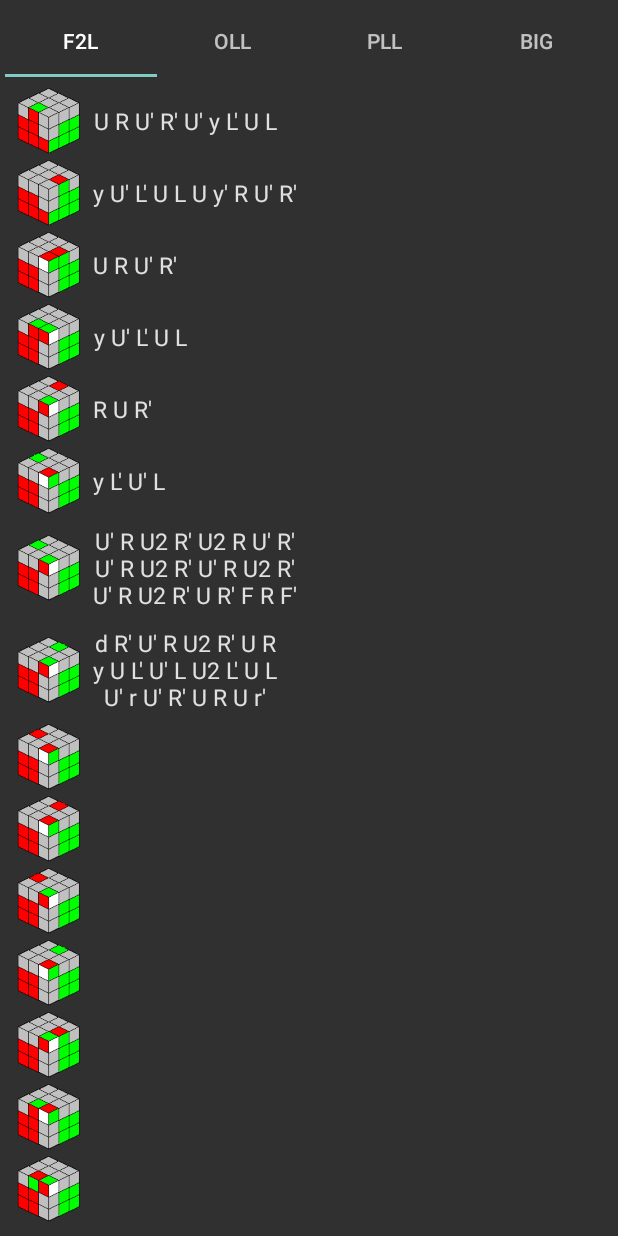
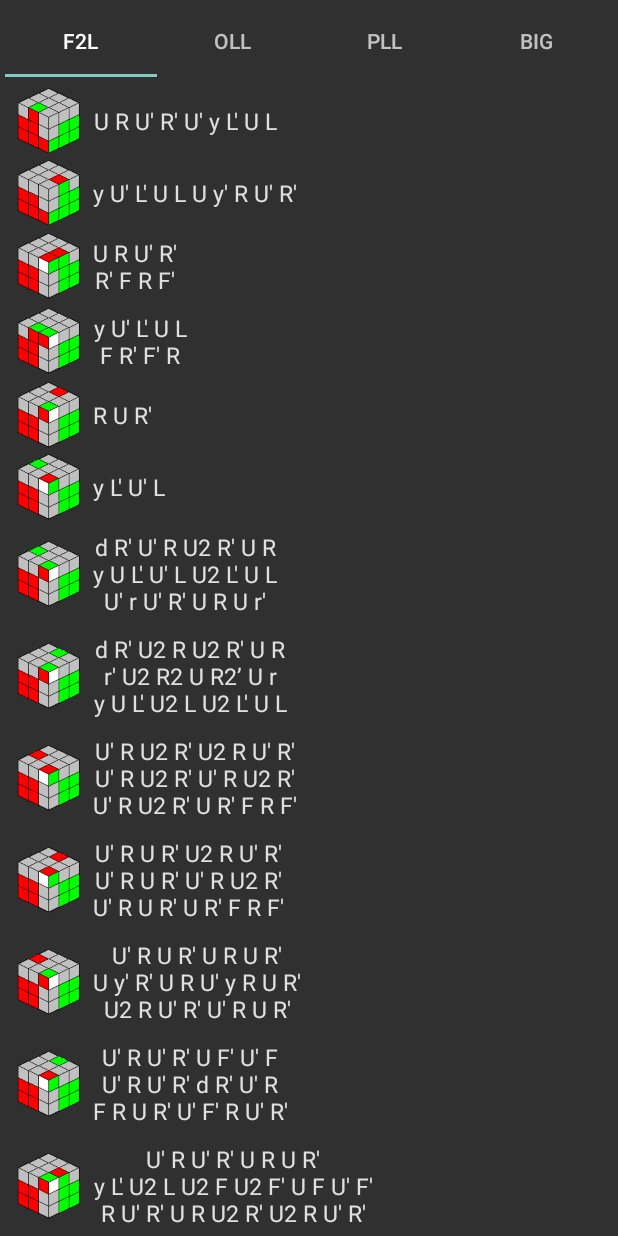
Before and after one commit to VadimSquorpikkor/Jessica2, an Android app: the screen it shows after launch (MainActivity), on a phone screen of 412 x 824 dp. Run offline under Robolectric (Android 15) with nearby library versions, the phone set to English and light mode, and no system bars.

Commit message:
1.0.0.3 - 29/11/21 1. F2L

```diff
--- a/app/build.gradle
+++ b/app/build.gradle
@@ -10,7 +10,7 @@ android {
         minSdk 21
         targetSdk 31
         versionCode 1
-        versionName "1.0.0.0"
+        versionName "1.0.0.3"
 
         testInstrumentationRunner "androidx.test.runner.AndroidJUnitRunner"
     }
--- a/app/src/main/java/com/squorpikkor/app/jessica2/Data.java
+++ b/app/src/main/java/com/squorpikkor/app/jessica2/Data.java
@@ -13,49 +13,114 @@ public class Data {
         ArrayList<Algorithm> list = new ArrayList<>();
         list.add(new Algorithm(FTL, R.drawable.f2l01, 1, "1", "U R U' R' U' y L' U L"));
         list.add(new Algorithm(FTL, R.drawable.f2l02, 1, "2", "y U' L' U L U y' R U' R'"));
-        list.add(new Algorithm(FTL, R.drawable.f2l03, 1, "1", "U R U' R'"));
-        list.add(new Algorithm(FTL, R.drawable.f2l04, 1, "1", "y U' L' U L"));
+        list.add(new Algorithm(FTL, R.drawable.f2l03, 1, "1", "U R U' R'\n" +
+                "R' F R F'"));
+        list.add(new Algorithm(FTL, R.drawable.f2l04, 1, "1", "y U' L' U L\n" +
+                "F R' F' R"));
         list.add(new Algorithm(FTL, R.drawable.f2l05, 1, "1", "R U R'"));
         list.add(new Algorithm(FTL, R.drawable.f2l06, 1, "1", "y L' U' L"));
-        list.add(new Algorithm(FTL, R.drawable.f2l07, 1, "1", "U' R U2 R' U2 R U' R'\n" +
+        list.add(new Algorithm(FTL, R.drawable.f2l07, 1, "1", "d R' U' R U2 R' U R\n" +
+                "y U L' U' L U2 L' U L\n" +
+                "U' r U' R' U R U r'"));
+        list.add(new Algorithm(FTL, R.drawable.f2l08, 1, "1", "d R' U2 R U2 R' U R\n" +
+                "r' U2 R2 U R2’ U r\n" +
+                "y U L' U2 L U2 L' U L"));
+        list.add(new Algorithm(FTL, R.drawable.f2l09, 1, "", "U' R U2 R' U2 R U' R'\n" +
                 "U' R U2 R' U' R U2 R'\n" +
                 "U' R U2 R' U R' F R F'"));
-        list.add(new Algorithm(FTL, R.drawable.f2l08, 1, "1", "d R' U' R U2 R' U R\n" +
-                "y U L' U' L U2 L' U L\n" +
-                "U' r U' R' U R U r'"));
-        list.add(new Algorithm(FTL, R.drawable.f2l09, 1, "", ""));
-        list.add(new Algorithm(FTL, R.drawable.f2l10, 1, "", ""));
-        list.add(new Algorithm(FTL, R.drawable.f2l11, 1, "", ""));
-        list.add(new Algorithm(FTL, R.drawable.f2l12, 1, "", ""));
-        list.add(new Algorithm(FTL, R.drawable.f2l13, 1, "", ""));
-        list.add(new Algorithm(FTL, R.drawable.f2l14, 1, "", ""));
-        list.add(new Algorithm(FTL, R.drawable.f2l15, 1, "", ""));
-        list.add(new Algorithm(FTL, R.drawable.f2l16, 1, "", ""));
-        list.add(new Algorithm(FTL, R.drawable.f2l17, 1, "", ""));
-        list.add(new Algorithm(FTL, R.drawable.f2l18, 1, "", ""));
-        list.add(new Algorithm(FTL, R.drawable.f2l19, 1, "", ""));
-        list.add(new Algorithm(FTL, R.drawable.f2l20, 1, "", ""));
-        list.add(new Algorithm(FTL, R.drawable.f2l21, 1, "", ""));
-        list.add(new Algorithm(FTL, R.drawable.f2l22, 1, "", ""));
-        list.add(new Algorithm(FTL, R.drawable.f2l23, 1, "", ""));
-        list.add(new Algorithm(FTL, R.drawable.f2l24, 1, "", ""));
-        list.add(new Algorithm(FTL, R.drawable.f2l25, 1, "", ""));
-        list.add(new Algorithm(FTL, R.drawable.f2l26, 1, "", ""));
-        list.add(new Algorithm(FTL, R.drawable.f2l27, 1, "", ""));
-        list.add(new Algorithm(FTL, R.drawable.f2l28, 1, "", ""));
-        list.add(new Algorithm(FTL, R.drawable.f2l29, 1, "", ""));
-        list.add(new Algorithm(FTL, R.drawable.f2l30, 1, "", ""));
-        list.add(new Algorithm(FTL, R.drawable.f2l31, 1, "", ""));
-        list.add(new Algorithm(FTL, R.drawable.f2l32, 1, "", ""));
-        list.add(new Algorithm(FTL, R.drawable.f2l33, 1, "", ""));
+        list.add(new Algorithm(FTL, R.drawable.f2l10, 1, "", "U' R U R' U2 R U' R'\n" +
+                "U' R U R' U' R U2 R'\n" +
+                "U' R U R' U R' F R F'"));
+        list.add(new Algorithm(FTL, R.drawable.f2l11, 1, "", "U' R U R' U R U R'\n" +
+                "U y' R' U R U' y R U R'\n" +
+                "U2 R U' R' U' R U R'"));
+        list.add(new Algorithm(FTL, R.drawable.f2l12, 1, "", "U' R U' R' U F' U' F\n" +
+                "U' R U' R' d R' U' R\n" +
+                "F R U R' U' F' R U' R'"));
+        list.add(new Algorithm(FTL, R.drawable.f2l13, 1, "", "U' R U' R' U R U R'\n" +
+                "y L' U2 L U2 F U2 F' U F U' F'\n" +
+                "R U' R' U R U2 R' U2 R U' R'"));
+        list.add(new Algorithm(FTL, R.drawable.f2l14, 1, "", "y' U R' U R U' R' U' R\n" +
+                "d R' U R U' R' U' R\n" +
+                "M' U' R U R' U' R U2 r'"));
+        list.add(new Algorithm(FTL, R.drawable.f2l15, 1, "", "R U' R' U R U' R' U2 R U' R'\n" +
+                "R' U2 R2 U R2 U R\n" +
+                "U F' U2 F U' R U R'"));
+        list.add(new Algorithm(FTL, R.drawable.f2l16, 1, "", "U' R U2 R' U F' U' F\n" +
+                "U' R U2 R' d R' U' R\n" +
+                "y' R U2 R2 U' R2 U' R'"));
+        list.add(new Algorithm(FTL, R.drawable.f2l17, 1, "", "R U' R' U2 F' U' F\n" +
+                "R U' R' U2 y L' U' L\n" +
+                "R U' R' U d R' U' R"));
+        list.add(new Algorithm(FTL, R.drawable.f2l18, 1, "", "R U R' U2 R U' R' U R U' R'\n" +
+                "y L' U L U2 y' R U R'\n" +
+                "R U2 R' U R U R' U R U' R'"));
+        list.add(new Algorithm(FTL, R.drawable.f2l19, 1, "", "U2 R' F R F' U2 R U R'\n" +
+                "U F' U' F U' R U R'\n" +
+                "R2 u R U R' U' u' R' U R'"));
+        list.add(new Algorithm(FTL, R.drawable.f2l20, 1, "", "U' R U' R' U2 R U' R'\n" +
+                "U' R U' R' U R' F R F'\n" +
+                "R U R' U' R U' R' U R U' R'"));
+        list.add(new Algorithm(FTL, R.drawable.f2l21, 1, "", "U R U R' U2 R U R'\n" +
+                "U' R U2 R' U R U R'\n" +
+                "y U L' U L U2 L' U L"));
+        list.add(new Algorithm(FTL, R.drawable.f2l22, 1, "", "U' R U' R' U2 R U' R'\n" +
+                "U' R U' R' U R' F R F'\n" +
+                "R U R' U' R U' R' U R U' R'"));
+        list.add(new Algorithm(FTL, R.drawable.f2l23, 1, "", "U' R' F R F' R U' R'\n" +
+                "R U' R' y L' U2 L\n" +
+                "l F' R U' R' U l'"));
+        list.add(new Algorithm(FTL, R.drawable.f2l24, 1, "", "R U R' U' R U R' U' R U R'\n" +
+                "U R U' R' U R U' R' U R U' R'\n" +
+                "R2 U R2 U R2 U2 R2"));
+        list.add(new Algorithm(FTL, R.drawable.f2l25, 1, "", "y' U' R' U2 R U' R' U R\n" +
+                "y U' L' U2 L U' L' U L\n" +
+                "U' R U' R2 F R F' R U' R'"));
+        list.add(new Algorithm(FTL, R.drawable.f2l26, 1, "", "F' L' U2 L F\n" +
+                "y' U2 R' U' R U' R' U R\n" +
+                "r U' r' U2 r U r'"));
+        list.add(new Algorithm(FTL, R.drawable.f2l27, 1, "", "U2 R U R' U R U' R'\n" +
+                "R U' R' U2 R U R'\n" +
+                "y F R U2 R' F'"));
+        list.add(new Algorithm(FTL, R.drawable.f2l28, 1, "", "U R U2 R' U R U' R'\n" +
+                "U R U2 R2 F R F'\n" +
+                "R U' R' U R U' R' U R U R'"));
+        list.add(new Algorithm(FTL, R.drawable.f2l29, 1, "", "R U2 R' U' R U R'\n" +
+                "y L F' L' F L' U L U' L' U L\n" +
+                "U' R U' R' U2 R U2 R2 F R F'"));
+        list.add(new Algorithm(FTL, R.drawable.f2l30, 1, "", "y' R' U2 R U R' U' R\n" +
+                "y L' U2 L U L' U' L\n" +
+                "R' F R F' R U' R' U R U' R'"));
+        list.add(new Algorithm(FTL, R.drawable.f2l31, 1, "", "R U R' U2 R U R' U' R U R'\n" +
+                "U R U' R' U' R U' R' U R U' R'\n" +
+                "U2 R2 U2 R' U' R U' R2"));
+        list.add(new Algorithm(FTL, R.drawable.f2l32, 1, "", "F U R U' R' F' R U' R'\n" +
+                "U' R U R2 F R F' R U' R'\n" +
+                "y U' L' U L U L' U L U' L' U L"));
+        list.add(new Algorithm(FTL, R.drawable.f2l33, 1, "", "R U R' U' F R' F' R\n" +
+                "y L' U L U' L' U L\n" +
+                "y' R' U R U' R' U R"));
         list.add(new Algorithm(FTL, R.drawable.f2l34, 1, "", ""));
-        list.add(new Algorithm(FTL, R.drawable.f2l35, 1, "", ""));
-        list.add(new Algorithm(FTL, R.drawable.f2l36, 1, "", ""));
-        list.add(new Algorithm(FTL, R.drawable.f2l37, 1, "", ""));
-        list.add(new Algorithm(FTL, R.drawable.f2l38, 1, "", ""));
-        list.add(new Algorithm(FTL, R.drawable.f2l39, 1, "", ""));
-        list.add(new Algorithm(FTL, R.drawable.f2l40, 1, "", ""));
-        list.add(new Algorithm(FTL, R.drawable.f2l41, 1, "", ""));
+        list.add(new Algorithm(FTL, R.drawable.f2l35, 1, "", "R U' R' U R U' R'\n" +
+                "R U' R2 F R F'\n" +
+                "y L' U' L U2 F U' F'"));
+        list.add(new Algorithm(FTL, R.drawable.f2l36, 1, "", "R U R' U' F R' F' R\n" +
+                "y L' U L U' L' U L\n" +
+                "y' R' U R U' R' U R"));
+        list.add(new Algorithm(FTL, R.drawable.f2l37, 1, "", "R U R' U' R U2 R' U' R U R'\n" +
+                "R U' R' U' R U R' U2 R U' R'\n" +
+                "R2 U2 R' U' R U' R' U2 R'"));
+        list.add(new Algorithm(FTL, R.drawable.f2l38, 1, "", "R U R' U2 R U' R' U R U R'\n" +
+                "R U' R' U R U2 R' U R U' R'\n" +
+                "R U2 R U R' U R U2 R2"));
+        list.add(new Algorithm(FTL, R.drawable.f2l39, 1, "", "R U' R' F R U R' U' F' R U' R'\n" +
+                "r U' r' U2 r U r' R U R'\n" +
+                "R F U R U' R' F' U' R'"));
+        list.add(new Algorithm(FTL, R.drawable.f2l40, 1, "", "R U R' U' R U' R' U2 y' R' U' R\n" +
+                "R U F R U R' U' F' R'\n" +
+                "R U' R' F' L' U2 L F"));
+        list.add(new Algorithm(FTL, R.drawable.f2l41, 1, "", "R' F R F' R U' R' U R U' R' U2 R U' R'\n" +
+                "R U' R' U y' R' U2 R U2' R' U R\n"+"мой: R U R' Г2 R U2 R' U'(мизинцем) y L' U' L"));
 
         list.add(new Algorithm(OLL, R.drawable.oll01, 1, "", ""));
         list.add(new Algorithm(OLL, R.drawable.oll02, 1, "", ""));
--- a/app/src/main/java/com/squorpikkor/app/jessica2/MainActivity.java
+++ b/app/src/main/java/com/squorpikkor/app/jessica2/MainActivity.java
@@ -5,7 +5,6 @@ import androidx.lifecycle.ViewModelProvider;
 import androidx.viewpager.widget.ViewPager;
 
 import android.os.Bundle;
-import android.widget.TextView;
 
 import com.google.android.material.tabs.TabLayout;
 
```
Also changed, not shown: 2 other files.
